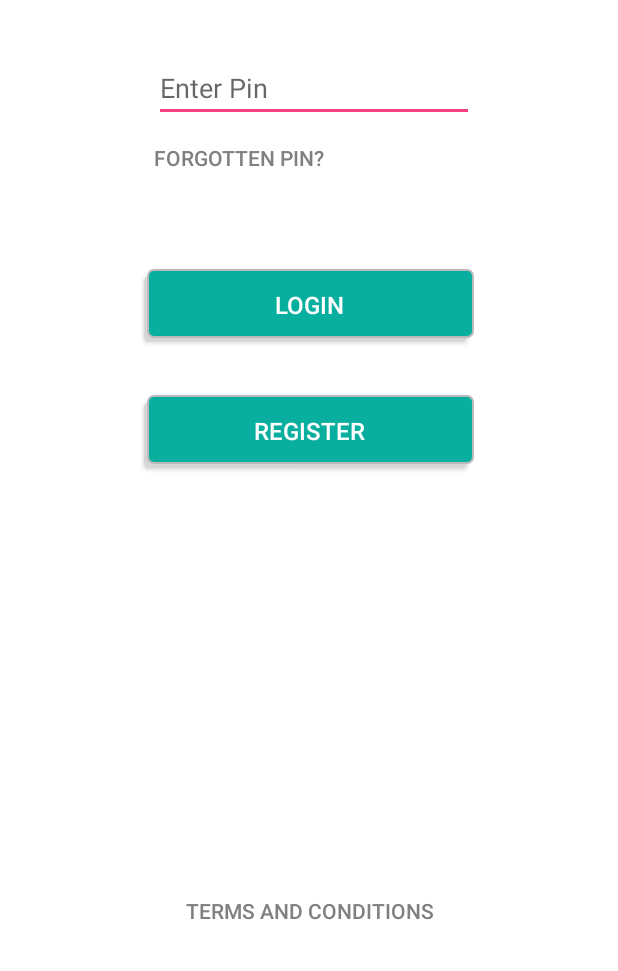
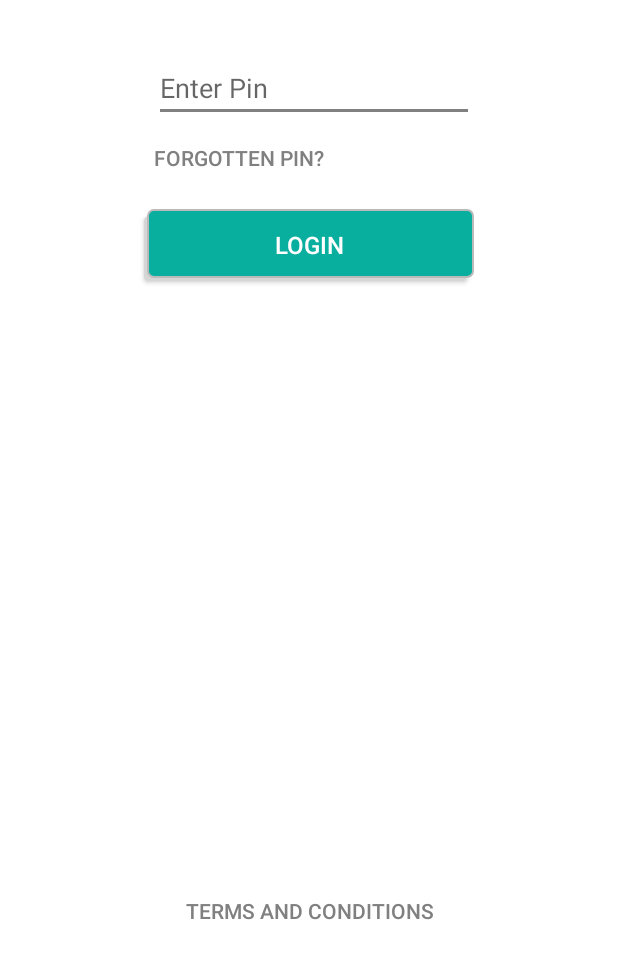
Before and after one commit to RonanCassidy/MyIrishLifeApp, an Android app: the LoginActivity screen opened directly, with no data from a screen before it, on a phone screen of 412 x 824 dp, the part 265-1236 px from its top. Run offline under Robolectric (Android 15) with nearby library versions, the phone set to English and light mode, and no system bars.

Commit message:
small changes to assets

```diff
--- a/app/src/main/res/layout/activity_home.xml
+++ b/app/src/main/res/layout/activity_home.xml
@@ -8,6 +8,7 @@
     android:paddingLeft="@dimen/activity_horizontal_margin"
     android:paddingRight="@dimen/activity_horizontal_margin"
     android:paddingTop="@dimen/activity_vertical_margin"
+    android:background="@color/white"
     tools:context="com.example.z034.myirishlifeapp.Home">
 
     <ScrollView
--- a/app/src/main/res/layout/activity_login.xml
+++ b/app/src/main/res/layout/activity_login.xml
@@ -9,8 +9,8 @@
     android:paddingLeft="@dimen/activity_horizontal_margin"
     android:paddingRight="@dimen/activity_horizontal_margin"
     android:paddingTop="@dimen/activity_vertical_margin"
-    tools:context="com.example.z034.myirishlifeapp.LoginActivity"
-    android:background="#ffff">
+    android:background="@color/white"
+    tools:context="com.example.z034.myirishlifeapp.LoginActivity" >
 
     <ProgressBar
         android:id="@+id/login_progress"
@@ -33,35 +33,6 @@
         android:onClick="ForgottenPinButtonClick"
         style="?android:attr/borderlessButtonStyle"/>
 
-    <Button
-        android:text="@string/Login_LoginButton"
-        android:layout_width="wrap_content"
-        android:layout_height="wrap_content"
-        android:layout_below="@+id/ForgottenPin"
-        android:layout_centerHorizontal="true"
-        android:layout_marginTop="50dp"
-        android:id="@+id/Login"
-        android:width="220dp"
-        android:textSize="16sp"
-        android:textColor="#FFFF"
-        android:background="@drawable/rounded_edittext"
-        android:onClick="LoginButtonClick" />
-
-
-    <Button
-        android:text="@string/Login_RegisterButton"
-        android:layout_width="wrap_content"
-        android:layout_height="wrap_content"
-        android:layout_marginTop="36dp"
-        android:width="220dp"
-        android:textSize="16sp"
-        android:textColor="#FFFF"
-        android:background="@drawable/rounded_edittext"
-        android:layout_below="@+id/Login"
-        android:layout_alignLeft="@+id/Login"
-        android:layout_alignStart="@+id/Login"
-        android:id="@+id/RegisterLogin"
-        android:onClick="RegisterButtonClick" />
 
     <ImageView
         android:layout_width="wrap_content"
@@ -100,5 +71,34 @@
         android:layout_centerHorizontal="true"
         style="?android:attr/borderlessButtonStyle" />
 
+    <Button
+        android:text="@string/Login_LoginButton"
+        android:layout_width="wrap_content"
+        android:layout_height="wrap_content"
+        android:layout_marginTop="10dp"
+        android:id="@+id/Login"
+        android:width="220dp"
+        android:textSize="16sp"
+        android:textColor="#FFFF"
+        android:background="@drawable/rounded_edittext"
+        android:onClick="LoginButtonClick"
+        android:layout_below="@+id/ForgottenPin"
+        android:layout_centerHorizontal="true" />
+
+    <!-- <Button
+        android:text="@string/Login_RegisterButton"
+        android:layout_width="wrap_content"
+        android:layout_height="wrap_content"
+        android:layout_marginTop="38dp"
+        android:width="220dp"
+        android:textSize="16sp"
+        android:textColor="#FFFF"
+        android:background="@drawable/rounded_edittext"
+        android:id="@+id/RegisterLogin"
+        android:onClick="RegisterButtonClick"
+        android:layout_below="@+id/Login"
+        android:layout_alignLeft="@+id/Login"
+        android:layout_alignStart="@+id/Login" /> -->
+
 
 </RelativeLayout>
--- a/app/src/main/res/layout/activity_register.xml
+++ b/app/src/main/res/layout/activity_register.xml
@@ -8,6 +8,7 @@
     android:paddingLeft="@dimen/activity_horizontal_margin"
     android:paddingRight="@dimen/activity_horizontal_margin"
     android:paddingTop="@dimen/activity_vertical_margin"
+    android:background="@color/white"
     tools:context="com.example.z034.myirishlifeapp.RegisterActivity">
 
     <EditText
--- a/app/src/main/res/layout/activity_request_pin_reset.xml
+++ b/app/src/main/res/layout/activity_request_pin_reset.xml
@@ -8,6 +8,7 @@
     android:paddingLeft="@dimen/activity_horizontal_margin"
     android:paddingRight="@dimen/activity_horizontal_margin"
     android:paddingTop="@dimen/activity_vertical_margin"
+    android:background="@color/white"
     tools:context="com.example.z034.myirishlifeapp.RequestPinResetActivity">
 
     <TextView
--- a/app/src/main/res/values/colors.xml
+++ b/app/src/main/res/values/colors.xml
@@ -2,8 +2,7 @@
 <resources>
     <color name="colorPrimary">#3F51B5</color>
     <color name="colorPrimaryDark">#303F9F</color>
-
-    <color name="colorAccent">#FF4081</color>
+    <color name="colorAccent">#808080</color>
     <color name="colorGrey">#d3d3d3</color>
     <color name="white">#ffffff</color>
     <color name="black">#000000</color>
```
Also changed, not shown: app/src/main/java/com/example/z034/myirishlifeapp/GetUserPolicyInformation.java (+0 -14 lines), app/src/main/res/layout/activity_first_time_login.xml (+8 -4 lines), app/src/main/res/mipmap-hdpi/il_launcher.png, app/src/main/res/mipmap-mdpi/il_launcher.png, app/src/main/res/mipmap-xhdpi/il_launcher.png, app/src/main/res/mipmap-xxhdpi/il_launcher.png, app/src/main/res/mipmap-xxxhdpi/il_launcher.png.
